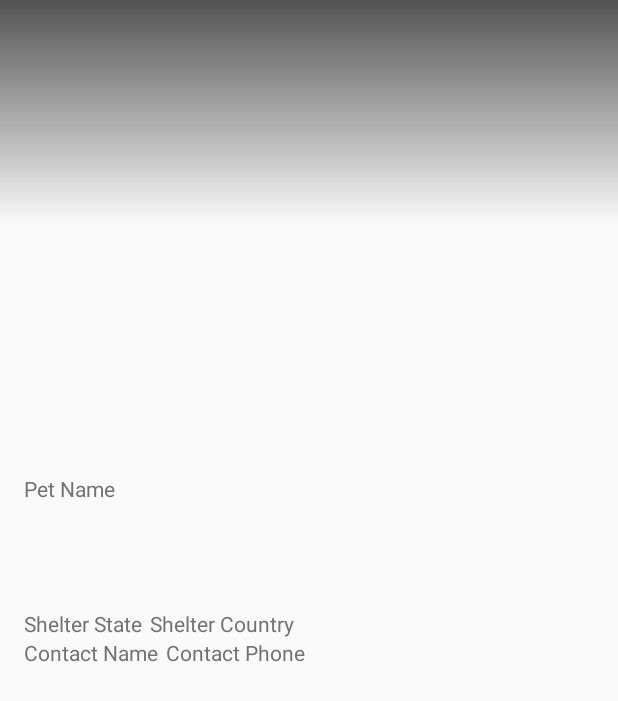
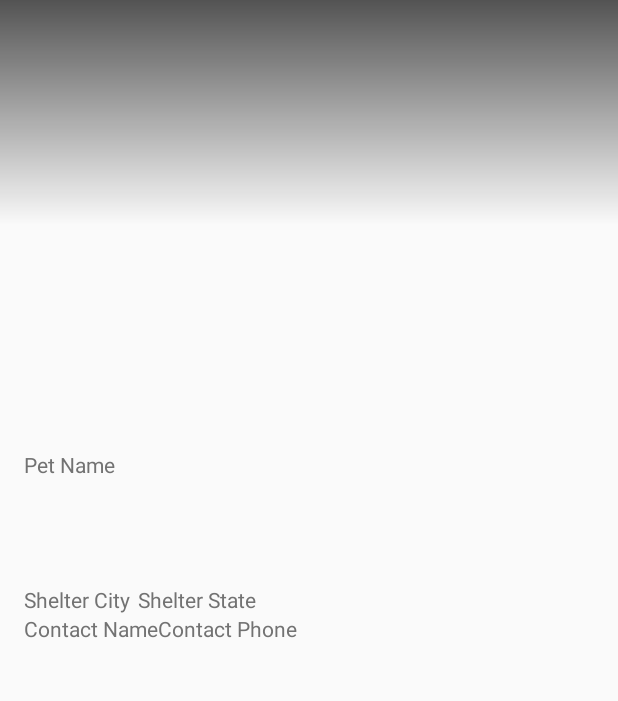
Before and after one commit to TeamCritterFinder/CritterFinder, an Android app: the layout fragment_pet_details.xml on its own in the app's theme, with its tools: preview values and no code run, on a phone screen of 412 x 824 dp. Shown: the top 701 px of the screen. Run offline under Robolectric (Android 15) with nearby library versions, the phone set to English and light mode, and no system bars.

Commit message:
Improvement added to the pet details fragment - Scrolling

```diff
--- a/app/src/main/java/com/codepath/apps/critterfinder/fragments/PetDetailsFragment.java
+++ b/app/src/main/java/com/codepath/apps/critterfinder/fragments/PetDetailsFragment.java
@@ -3,6 +3,7 @@ package com.codepath.apps.critterfinder.fragments;
 import android.os.Bundle;
 import android.support.v4.app.Fragment;
 import android.support.v4.view.ViewPager;
+import android.text.method.ScrollingMovementMethod;
 import android.view.LayoutInflater;
 import android.view.View;
 import android.view.ViewGroup;
@@ -67,10 +68,11 @@ public class PetDetailsFragment extends Fragment {
         mPetName.setText(mPet.getName());
         mPetGender.setText(mPet.getSexFullName());
         mPetDescription.setText(mPet.getDescription());
+        mPetDescription.setMovementMethod(new ScrollingMovementMethod());
         mShelterContactName.setText(mPet.getContactName());
         mShelterContactPhone.setText(mPet.getContactPhone());
-        mShelterContactState.setText(", "+mPet.getContactState());
-        mShelterCity.setText(mPet.getContactCity());
+        mShelterContactState.setText(mPet.getContactState());
+        mShelterCity.setText(mPet.getContactCity()+", ");
         mShelterEmail.setText(mPet.getContactEmail());
     }
 
--- a/app/src/main/res/layout/fragment_pet_details.xml
+++ b/app/src/main/res/layout/fragment_pet_details.xml
@@ -28,7 +28,6 @@
         android:paddingBottom="@dimen/activity_vertical_margin"
         android:paddingLeft="@dimen/activity_horizontal_margin"
         android:paddingRight="@dimen/activity_horizontal_margin"
-        android:paddingTop="@dimen/activity_vertical_margin"
         android:layout_width="match_parent"
         android:layout_height="wrap_content"
         android:orientation="vertical">
@@ -51,6 +50,7 @@
                 android:layout_below="@id/text_pet_gender"
                 android:layout_width="wrap_content"
                 android:layout_height="wrap_content"
+                android:scrollbars = "vertical"
                 android:maxLines="8"
                 android:ellipsize="end" />
     </RelativeLayout>
@@ -61,23 +61,24 @@
             android:paddingTop="@dimen/activity_vertical_margin"
             android:layout_width="match_parent"
             android:layout_height="match_parent">
+       <TextView
+            android:id="@+id/text_shelter_city"
+            android:layout_width="wrap_content"
+            android:layout_height="wrap_content"
+            android:text="Shelter City"
 
-            <TextView
-                android:id="@+id/text_shelter_state"
-                android:layout_width="wrap_content"
-                android:layout_height="wrap_content"
-                android:text="Shelter State"/>
+            />
 
-            <TextView
-                android:id="@+id/text_shelter_city"
-                android:layout_width="wrap_content"
-                android:layout_height="wrap_content"
-                android:text="Shelter Country"
-                android:layout_toRightOf="@+id/text_shelter_state"
-                android:paddingLeft="5sp"/>
+        <TextView
+            android:id="@+id/text_shelter_state"
+            android:layout_width="wrap_content"
+            android:layout_height="wrap_content"
+            android:layout_toRightOf="@+id/text_shelter_city"
+            android:paddingLeft="5sp"
+            android:text="Shelter State" />
 
 
-            <TextView
+        <TextView
                 android:id="@+id/text_shelter_contact_name"
                 android:layout_width="wrap_content"
                 android:layout_height="wrap_content"
@@ -90,7 +91,7 @@
                 android:layout_toRightOf="@+id/text_shelter_contact_name"
                 android:layout_below="@+id/text_shelter_state"
                 android:text="Contact Phone"
-                android:paddingLeft="5sp"/>
+                />
             <TextView
                 android:id="@+id/text_shelter_email"
                 android:layout_width="wrap_content"
```
